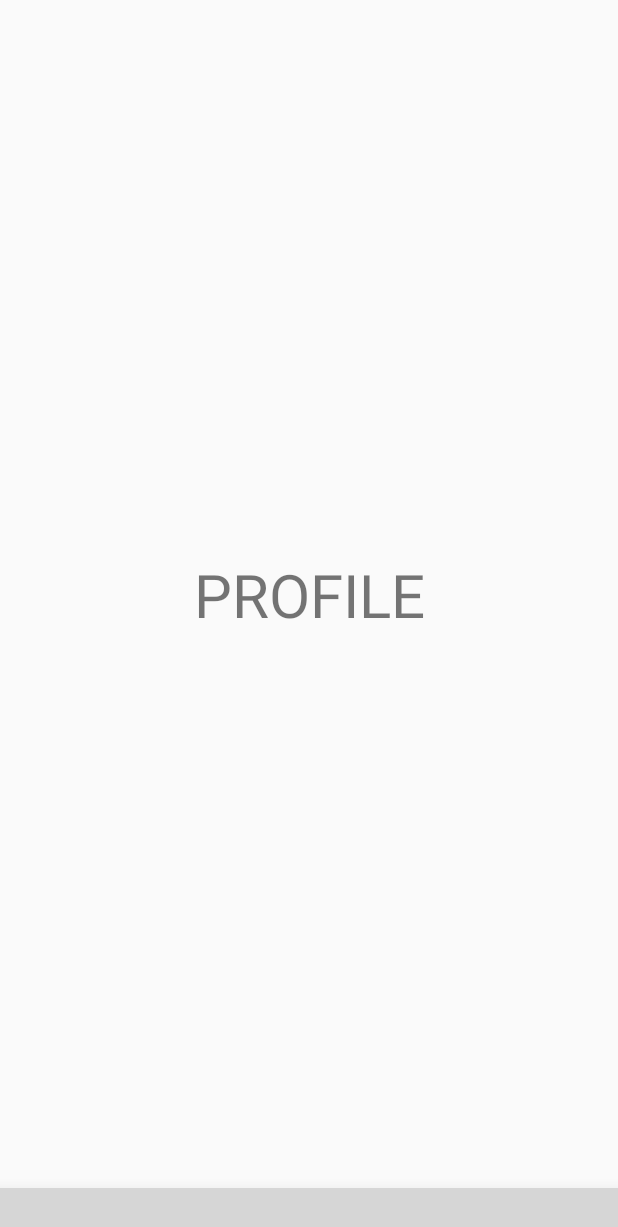
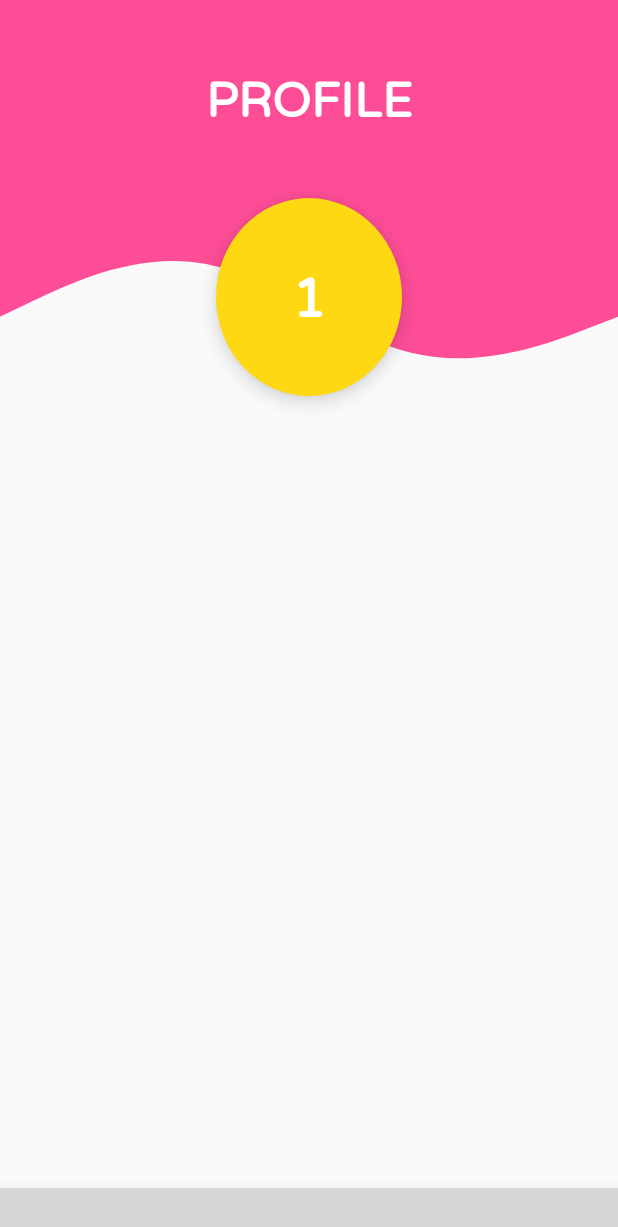
Before and after one commit to anicket-15/YogAI, an Android app: the ProfileActivity screen opened directly, with no data from a screen before it, on a phone screen of 412 x 824 dp. Shown: the top 1227 px of the screen. Run offline under Robolectric (Android 15) with nearby library versions, the phone set to English and light mode, and no system bars; libraries missing offline, so code that uses them is left out: com.ismaeldivita.chipnavigation; plain views replace ChipNavigationBar; 3 statements that could not run were skipped; grey boxes are pictures that could not be loaded.

Commit message:
Created Layout For Profile screen.

```diff
--- a/app/build.gradle
+++ b/app/build.gradle
@@ -7,7 +7,7 @@ android {
 
     defaultConfig {
         applicationId "com.anicket.yogai"
-        minSdkVersion 23
+        minSdkVersion 26
         targetSdkVersion 30
         versionCode 1
         versionName "1.0"
--- a/app/src/main/java/com/anicket/yogai/HomeActivity.java
+++ b/app/src/main/java/com/anicket/yogai/HomeActivity.java
@@ -2,9 +2,11 @@ package com.anicket.yogai;
 
 import androidx.appcompat.app.AppCompatActivity;
 
+import android.app.Activity;
 import android.content.Intent;
 import android.os.Bundle;
 import android.view.View;
+import android.view.Window;
 
 import com.google.firebase.auth.FirebaseAuth;
 import com.ismaeldivita.chipnavigation.ChipNavigationBar;
@@ -17,8 +19,13 @@ public class HomeActivity extends AppCompatActivity {
     protected void onCreate(Bundle savedInstanceState) {
         super.onCreate(savedInstanceState);
         setContentView(R.layout.activity_home);
+
+
         bottomNavigationBar= findViewById(R.id.bottomNavigationBar);
         bottomNavigationBar.setItemSelected(R.id.home,true);
+
+
+
         // Listener to handle changes on selecting new tile
         bottomNavigationBar.setOnItemSelectedListener(new ChipNavigationBar.OnItemSelectedListener() {
             @Override
@@ -26,21 +33,25 @@ public class HomeActivity extends AppCompatActivity {
                 switch(i) {
                     case R.id.home :
                         startActivity(new Intent(getApplicationContext(),HomeActivity.class));
+                        overridePendingTransition(0,0);
                         finish();
                         break;
 
                     case R.id.meditation :
                         startActivity(new Intent(getApplicationContext(),MeditationActivity.class));
+                        overridePendingTransition(0,0);
                         finish();
                         break;
 
                     case R.id.yoga :
                         startActivity(new Intent(getApplicationContext(),YogaActivity.class));
+                        overridePendingTransition(0,0);
                         finish();
                         break;
 
                     case R.id.profile :
                         startActivity(new Intent(getApplicationContext(),ProfileActivity.class));
+                        overridePendingTransition(0,0);
                         finish();
                         break;
                 }
--- a/app/src/main/java/com/anicket/yogai/MeditationActivity.java
+++ b/app/src/main/java/com/anicket/yogai/MeditationActivity.java
@@ -25,21 +25,25 @@ public class MeditationActivity extends AppCompatActivity {
                 switch(i) {
                     case R.id.home :
                         startActivity(new Intent(getApplicationContext(),HomeActivity.class));
+                        overridePendingTransition(0,0);
                         finish();
                         break;
 
                     case R.id.meditation :
                         startActivity(new Intent(getApplicationContext(),MeditationActivity.class));
+                        overridePendingTransition(0,0);
                         finish();
                         break;
 
                     case R.id.yoga :
                         startActivity(new Intent(getApplicationContext(),YogaActivity.class));
+                        overridePendingTransition(0,0);
                         finish();
                         break;
 
                     case R.id.profile :
                         startActivity(new Intent(getApplicationContext(),ProfileActivity.class));
+                        overridePendingTransition(0,0);
                         finish();
                         break;
                 }
--- a/app/src/main/java/com/anicket/yogai/ProfileActivity.java
+++ b/app/src/main/java/com/anicket/yogai/ProfileActivity.java
@@ -16,8 +16,13 @@ public class ProfileActivity extends AppCompatActivity {
     protected void onCreate(Bundle savedInstanceState) {
         super.onCreate(savedInstanceState);
         setContentView(R.layout.activity_profile);
+
+
+        this.getWindow().setStatusBarColor(getResources().getColor(R.color.colorAccent));
+
         bottomNavigationBar= findViewById(R.id.bottomNavigationBar);
         bottomNavigationBar.setItemSelected(R.id.profile,true);
+
         // Listener to handle changes on selecting new tile
         bottomNavigationBar.setOnItemSelectedListener(new ChipNavigationBar.OnItemSelectedListener() {
             @Override
@@ -25,21 +30,25 @@ public class ProfileActivity extends AppCompatActivity {
                 switch(i) {
                     case R.id.home :
                         startActivity(new Intent(getApplicationContext(),HomeActivity.class));
+                        overridePendingTransition(0,0);
                         finish();
                         break;
 
                     case R.id.meditation :
                         startActivity(new Intent(getApplicationContext(),MeditationActivity.class));
+                        overridePendingTransition(0,0);
                         finish();
                         break;
 
                     case R.id.yoga :
                         startActivity(new Intent(getApplicationContext(),YogaActivity.class));
+                        overridePendingTransition(0,0);
                         finish();
                         break;
 
                     case R.id.profile :
                         startActivity(new Intent(getApplicationContext(),ProfileActivity.class));
+                        overridePendingTransition(0,0);
                         finish();
                         break;
                 }
--- a/app/src/main/java/com/anicket/yogai/YogaActivity.java
+++ b/app/src/main/java/com/anicket/yogai/YogaActivity.java
@@ -27,21 +27,25 @@ public class YogaActivity extends AppCompatActivity {
                 switch(i) {
                     case R.id.home :
                         startActivity(new Intent(getApplicationContext(),HomeActivity.class));
+                        overridePendingTransition(0,0);
                         finish();
                         break;
 
                     case R.id.meditation :
                         startActivity(new Intent(getApplicationContext(),MeditationActivity.class));
+                        overridePendingTransition(0,0);
                         finish();
                         break;
 
                     case R.id.yoga :
                         startActivity(new Intent(getApplicationContext(),YogaActivity.class));
+                        overridePendingTransition(0,0);
                         finish();
                         break;
 
                     case R.id.profile :
                         startActivity(new Intent(getApplicationContext(),ProfileActivity.class));
+                        overridePendingTransition(0,0);
                         finish();
                         break;
                 }
--- /dev/null
+++ b/app/src/main/res/drawable/ic_wave.xml
@@ -0,0 +1,9 @@
+<vector xmlns:android="http://schemas.android.com/apk/res/android"
+    android:width="1440dp"
+    android:height="320dp"
+    android:viewportWidth="1440"
+    android:viewportHeight="320">
+  <path
+      android:pathData="M0,192L80,165.3C160,139 320,85 480,106.7C640,128 800,224 960,250.7C1120,277 1280,235 1360,213.3L1440,192L1440,0L1360,0C1280,0 1120,0 960,0C800,0 640,0 480,0C320,0 160,0 80,0L0,0Z"
+      android:fillColor="@color/colorAccent"/>
+</vector>
--- /dev/null
+++ b/app/src/main/res/drawable/profile_picture.xml
@@ -0,0 +1,6 @@
+<?xml version="1.0" encoding="utf-8"?>
+<shape android:shape="oval" xmlns:android="http://schemas.android.com/apk/res/android">
+
+    <solid android:color="@color/profileYellow"/>
+
+</shape>
--- a/app/src/main/res/layout/activity_profile.xml
+++ b/app/src/main/res/layout/activity_profile.xml
@@ -4,30 +4,127 @@
     xmlns:tools="http://schemas.android.com/tools"
     android:layout_width="match_parent"
     android:layout_height="match_parent"
+    android:orientation="vertical"
     tools:context=".ProfileActivity">
+
+
+    <View
+        android:id="@+id/topPanel"
+        android:layout_width="match_parent"
+        android:layout_height="0dp"
+        android:background="@color/colorAccent"
+        app:layout_constraintBottom_toTopOf="@id/guidelineHorizontal16"
+        app:layout_constraintLeft_toLeftOf="parent"
+        app:layout_constraintRight_toRightOf="parent"
+        app:layout_constraintTop_toTopOf="parent" />
+
+    <View
+        android:id="@+id/wave"
+        android:layout_width="match_parent"
+        android:layout_height="0dp"
+        android:background="@drawable/ic_wave"
+        app:layout_constraintBottom_toTopOf="@id/guidelineHorizontal32"
+        app:layout_constraintLeft_toLeftOf="parent"
+        app:layout_constraintRight_toRightOf="parent"
+        app:layout_constraintTop_toTopOf="@id/guidelineHorizontal16" />
 
 
     <com.ismaeldivita.chipnavigation.ChipNavigationBar
         android:id="@+id/bottomNavigationBar"
         android:layout_width="0dp"
         android:layout_height="wrap_content"
+        android:background="@drawable/bottom_navigation_bar"
+        android:elevation="16dp"
         android:padding="8dp"
-        android:elevation="16dp"
         app:cnb_menuResource="@menu/menu_bottom_navigation_bar"
-        android:background="@drawable/bottom_navigation_bar"
+        app:layout_constraintBottom_toBottomOf="parent"
         app:layout_constraintLeft_toLeftOf="parent"
-        app:layout_constraintRight_toRightOf="parent"
-        app:layout_constraintBottom_toBottomOf="parent" />
+        app:layout_constraintRight_toRightOf="parent" />
 
 
     <TextView
+        android:id="@+id/textView"
         android:layout_width="wrap_content"
         android:layout_height="wrap_content"
-        app:layout_constraintTop_toTopOf="parent"
-        app:layout_constraintBottom_toTopOf="@id/bottomNavigationBar"
+        android:fontFamily="@font/varela_round"
+        android:text="@string/profile"
+        android:textColor="@android:color/white"
+        android:textSize="32sp"
+        android:textStyle="bold"
+        app:layout_constraintBottom_toTopOf="@+id/guidelineHorizontal16"
         app:layout_constraintLeft_toLeftOf="parent"
         app:layout_constraintRight_toRightOf="parent"
-        android:text="PROFILE"
-        android:textSize="40sp" />
+        app:layout_constraintTop_toTopOf="parent" />
+
+    <View
+        android:layout_width="0dp"
+        android:layout_height="0dp"
+        android:elevation="8dp"
+        android:background="@drawable/profile_picture"
+        app:layout_constraintBottom_toTopOf="@id/guidelineHorizontal32"
+        app:layout_constraintLeft_toLeftOf="@id/guidelineVertical35"
+        app:layout_constraintRight_toRightOf="@id/guidelineVertical65"
+        app:layout_constraintTop_toBottomOf="@id/guidelineHorizontal16" />
+
+    <TextView
+        android:id="@+id/profileLevel"
+        android:layout_width="wrap_content"
+        android:layout_height="wrap_content"
+        android:text="1"
+        android:elevation="16dp"
+        android:textSize="36sp"
+        android:textColor="@android:color/white"
+        android:fontFamily="@font/varela_round"
+        android:textStyle="bold"
+        app:layout_constraintBottom_toTopOf="@id/guidelineHorizontal32"
+        app:layout_constraintLeft_toLeftOf="@id/guidelineVertical35"
+        app:layout_constraintRight_toRightOf="@id/guidelineVertical65"
+        app:layout_constraintTop_toBottomOf="@id/guidelineHorizontal16" />
+
+
+    <androidx.constraintlayout.widget.Guideline
+        android:id="@+id/guidelineHorizontal16"
+        android:layout_width="wrap_content"
+        android:layout_height="wrap_content"
+        android:orientation="horizontal"
+        app:layout_constraintGuide_percent="0.16" />
+
+    <androidx.constraintlayout.widget.Guideline
+        android:id="@+id/guidelineHorizontal24"
+        android:layout_width="wrap_content"
+        android:layout_height="wrap_content"
+        android:orientation="horizontal"
+        app:layout_constraintGuide_percent="0.24" />
+
+    <androidx.constraintlayout.widget.Guideline
+        android:id="@+id/guidelineHorizontal8"
+        android:layout_width="wrap_content"
+        android:layout_height="wrap_content"
+        android:orientation="horizontal"
+        app:layout_constraintGuide_percent="0.08" />
+
+    <androidx.constraintlayout.widget.Guideline
+        android:id="@+id/guidelineHorizontal32"
+        android:layout_width="wrap_content"
+        android:layout_height="wrap_content"
+        android:orientation="horizontal"
+        app:layout_constraintGuide_percent="0.32" />
+
+
+
+
+    <androidx.constraintlayout.widget.Guideline
+        android:id="@+id/guidelineVertical35"
+        android:layout_width="wrap_content"
+        android:layout_height="wrap_content"
+        android:orientation="vertical"
+        app:layout_constraintGuide_percent="0.35"/>
+
+    <androidx.constraintlayout.widget.Guideline
+        android:id="@+id/guidelineVertical65"
+        android:layout_width="wrap_content"
+        android:layout_height="wrap_content"
+        android:orientation="vertical"
+        app:layout_constraintGuide_percent="0.65"/>
 
 </androidx.constraintlayout.widget.ConstraintLayout>
--- a/app/src/main/res/menu/menu_bottom_navigation_bar.xml
+++ b/app/src/main/res/menu/menu_bottom_navigation_bar.xml
@@ -22,5 +22,5 @@
         android:id="@+id/profile"
         android:icon="@drawable/ic_icons8_male_user_100_1"
         android:title="Profile"
-        app:cnb_iconColor="@color/colorPrimaryDark"/>
+        app:cnb_iconColor="@color/colorAccent"/>
 </menu>
--- a/app/src/main/res/values/colors.xml
+++ b/app/src/main/res/values/colors.xml
@@ -2,9 +2,10 @@
 <resources>
     <color name="colorPrimary">#6C63FF</color>
     <color name="colorPrimaryDark">#7F84BE</color>
-    <color name="colorAccent">#FF0068</color>
+    <color name="colorAccent">#FE4D97</color>
     <color name="colorBackground">#7F84BE</color>
     <color name="white">#FFFFFF</color>
+    <color name="profileYellow">#FFD814</color>
     <color name="darkPink">#FF0068</color>
     <color name="darkGrey">#3F3D56</color>
     <color name="purple">#6C63FF</color>
--- a/app/src/main/res/values/strings.xml
+++ b/app/src/main/res/values/strings.xml
@@ -12,4 +12,5 @@
     <string name="reset_password_link">Send Reset password Link</string>
     <string name="reset_password">Reset Password</string>
     <string name="enter_email_to_reset_password">Enter Email to reset password</string>
+    <string name="profile">PROFILE</string>
 </resources>
```
